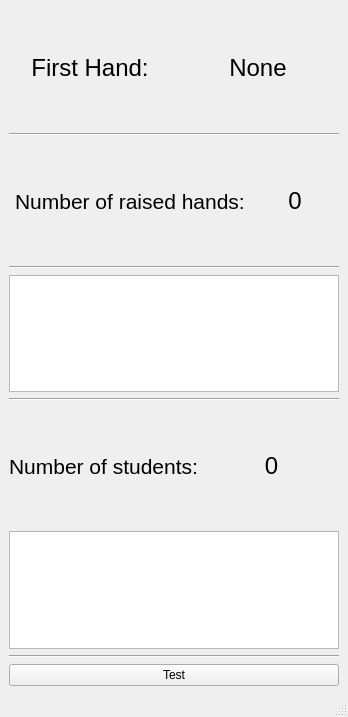
Qt form UI/xml/main_window.ui (Karenw1004/ZoomPlusPlus) before a commit.
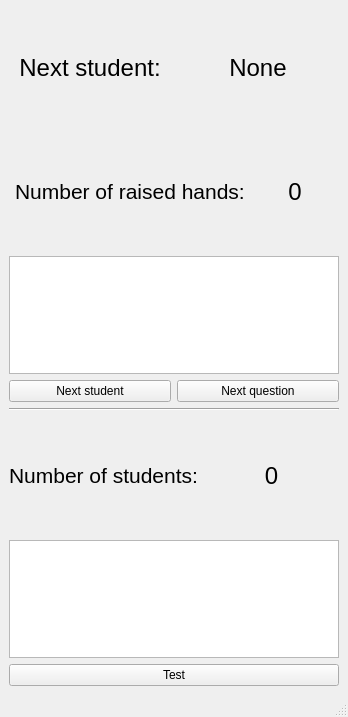
The same form after that commit.

Diff of the .ui file:
```diff
--- a/UI/xml/main_window.ui
+++ b/UI/xml/main_window.ui
@@ -27,7 +27,7 @@
            </font>
           </property>
           <property name="text">
-           <string>First Hand:</string>
+           <string>Next student:</string>
           </property>
           <property name="alignment">
            <set>Qt::AlignCenter</set>
@@ -51,13 +51,6 @@
         </item>
        </layout>
       </item>
-      <item>
-       <widget class="Line" name="line">
-        <property name="orientation">
-         <enum>Qt::Horizontal</enum>
-        </property>
-       </widget>
-      </item>
       <item>
        <layout class="QHBoxLayout" name="horizontalLayout_2">
         <item>
@@ -92,13 +85,6 @@
         </item>
        </layout>
       </item>
-      <item>
-       <widget class="Line" name="line_2">
-        <property name="orientation">
-         <enum>Qt::Horizontal</enum>
-        </property>
-       </widget>
-      </item>
       <item>
        <widget class="QTableWidget" name="tableWidget_hands">
         <property name="sizePolicy">
@@ -112,6 +98,24 @@
         </property>
        </widget>
       </item>
+      <item>
+       <layout class="QHBoxLayout" name="horizontalLayout_4">
+        <item>
+         <widget class="QPushButton" name="pushButton_next_student">
+          <property name="text">
+           <string>Next student</string>
+          </property>
+         </widget>
+        </item>
+        <item>
+         <widget class="QPushButton" name="pushButton_next_question">
+          <property name="text">
+           <string>Next question</string>
+          </property>
+         </widget>
+        </item>
+       </layout>
+      </item>
       <item>
        <widget class="Line" name="line_3">
         <property name="orientation">
@@ -178,13 +182,6 @@
         </attribute>
        </widget>
       </item>
-      <item>
-       <widget class="Line" name="line_4">
-        <property name="orientation">
-         <enum>Qt::Horizontal</enum>
-        </property>
-       </widget>
-      </item>
       <item>
        <widget class="QPushButton" name="pushButton_test">
         <property name="text">
```
